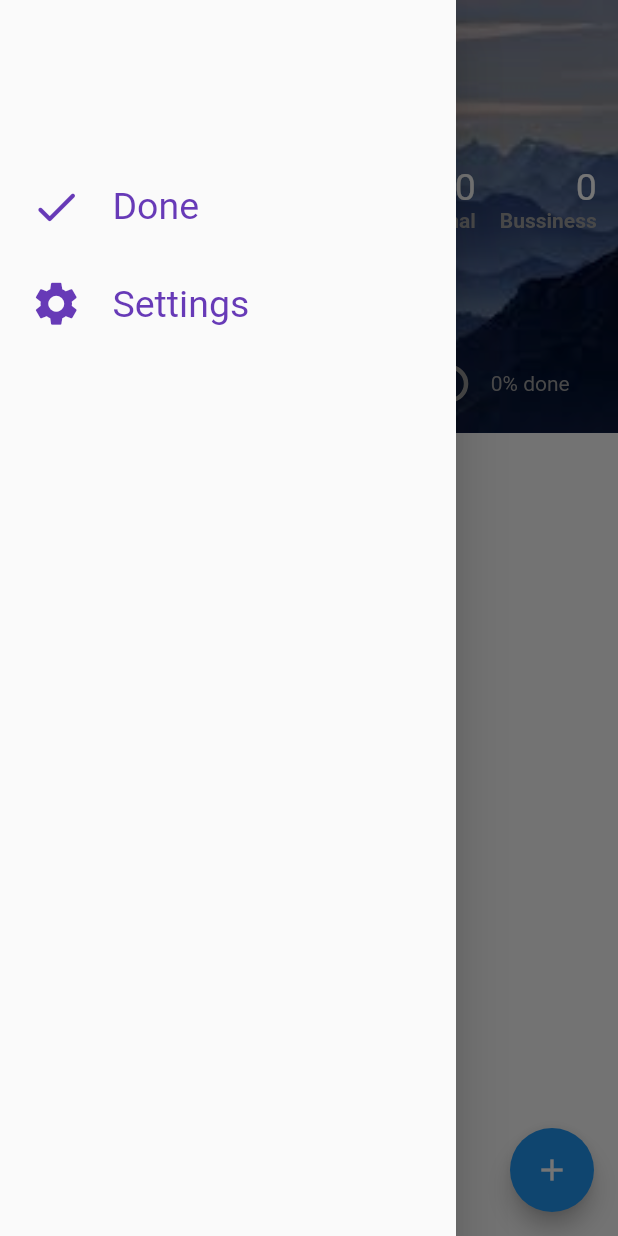
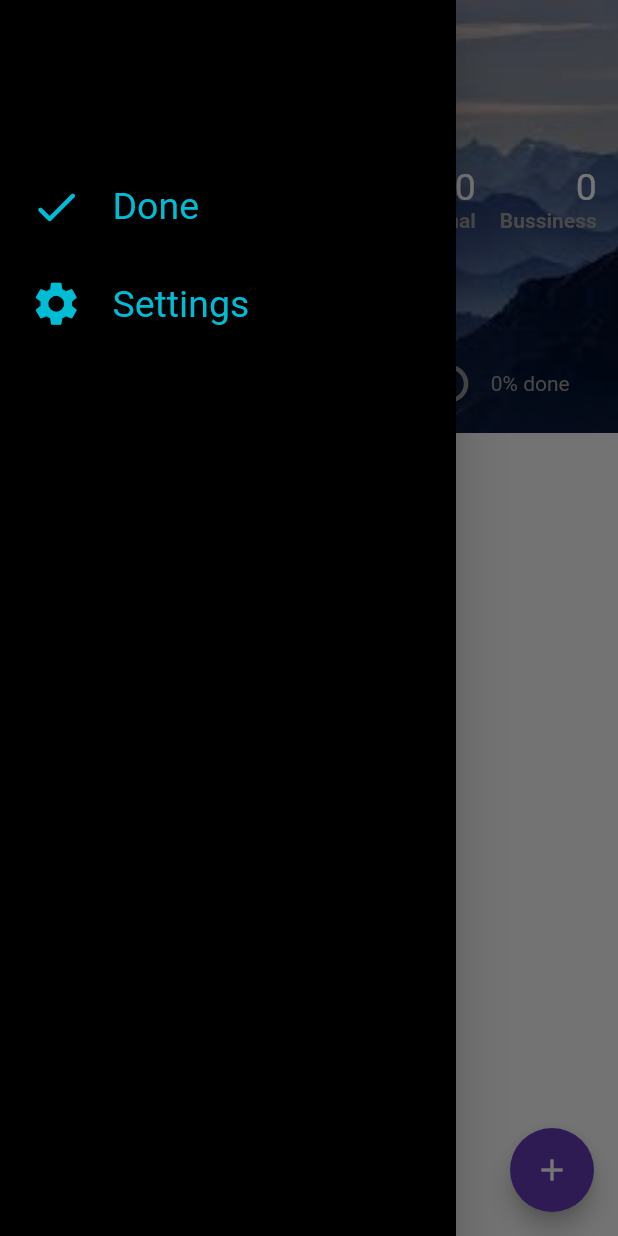
Before and after one commit to AbdelrhamanTareq/todo_app, a Flutter app: the screen it shows after launch, with the side drawer open, on a phone screen of 412 x 824 dp. Run offline on Flutter 3.47's test engine with Material 2 defaults, Android fonts, the phone set to English and light mode, and no system bars; drawn by our look-alikes of percent_indicator; our stand-ins replace sqflite; accounts and stored records are empty.

Commit message:
finish app

```diff
--- a/lib/main.dart
+++ b/lib/main.dart
@@ -16,8 +16,15 @@ class MyApp extends StatelessWidget {
       child: MaterialApp(
         debugShowCheckedModeBanner: false,
         theme: ThemeData(
-            primarySwatch: Colors.blue,
+            primarySwatch: Colors.deepPurple,
             appBarTheme: AppBarTheme(
+              backgroundColor: Colors.deepPurple,
+            ),
+            iconTheme: IconThemeData(
+              color: Colors.cyan,
+              size: 35,
+            ),
+            floatingActionButtonTheme: FloatingActionButtonThemeData(
               backgroundColor: Colors.deepPurple,
             )),
         home: HomePage(),
--- a/lib/screens/add_screen.dart
+++ b/lib/screens/add_screen.dart
@@ -83,7 +83,7 @@ class _AddScreenState extends State<AddScreen> {
         appBar: AppBar(
           backgroundColor: Colors.deepPurple,
           elevation: 0,
-          title: Text('Add new things'),
+          title: const Text('Add new things'),
           centerTitle: true,
           actions: [
             Padding(
@@ -133,7 +133,6 @@ class _AddScreenState extends State<AddScreen> {
                             value: value,
                             child: Icon(
                               value,
-                              color: Colors.cyan,
                               size: 35,
                             ),
                           );
@@ -141,8 +140,6 @@ class _AddScreenState extends State<AddScreen> {
                       ),
                     ),
                   ),
-
-                  //  Icon(Icons.inbox_sharp, color: Colors.cyan),
                 ),
               ),
               SizedBox(height: 50),
@@ -159,7 +156,7 @@ class _AddScreenState extends State<AddScreen> {
                           iconDisabledColor: Colors.white,
                           style: TextStyle(color: Colors.white),
                           value: dropdownValue,
-                          hint: Text(
+                          hint: const Text(
                             "Category",
                           ),
                           onChanged: (String newValue) {
@@ -261,7 +258,7 @@ class _AddScreenState extends State<AddScreen> {
                               _timeController.text,
                               _dateController.text,
                             ),
-                            child: Text(
+                            child: const Text(
                               'ADD YOUR THINGS',
                               style: TextStyle(color: Colors.white),
                             ),
--- a/lib/widgets/drawer.dart
+++ b/lib/widgets/drawer.dart
@@ -7,6 +7,7 @@ class DrawerWidget extends StatelessWidget {
   Widget build(BuildContext context) {
     return Drawer(
       child: Container(
+        color: Colors.black,
         padding: EdgeInsets.symmetric(vertical: 120, horizontal: 10),
         child: Column(
           children: [
@@ -24,14 +25,14 @@ class DrawerWidget extends StatelessWidget {
                     Icon(
                       Icons.done_rounded,
                       size: 35,
-                      color: Colors.deepPurple,
+                      color: Colors.cyan,
                     ),
                     SizedBox(
                       width: 20,
                     ),
                     Text(
                       'Done',
-                      style: TextStyle(fontSize: 25, color: Colors.deepPurple),
+                      style: TextStyle(fontSize: 25, color: Colors.cyan),
                     ),
                   ],
                 ),
@@ -52,14 +53,14 @@ class DrawerWidget extends StatelessWidget {
                     Icon(
                       Icons.settings,
                       size: 35,
-                      color: Colors.deepPurple,
+                      color: Colors.cyan,
                     ),
                     SizedBox(
                       width: 20,
                     ),
                     Text(
                       'Settings',
-                      style: TextStyle(fontSize: 25, color: Colors.deepPurple),
+                      style: TextStyle(fontSize: 25, color: Colors.cyan),
                     ),
                   ],
                 ),
```
Also changed, not shown: pubspec.yaml (+9 -0 lines), assets/dev_images/icon.png (added), pubspec.lock, 32 other files.
